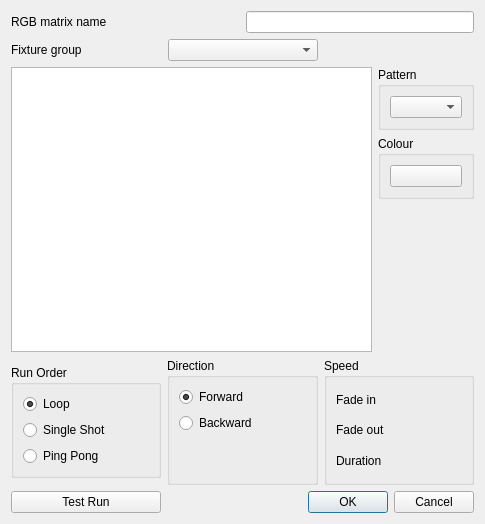
Above: trunk/ui/src/rgbmatrixeditor.ui from Bondzio/qlc before the change. Below: the same form after it.
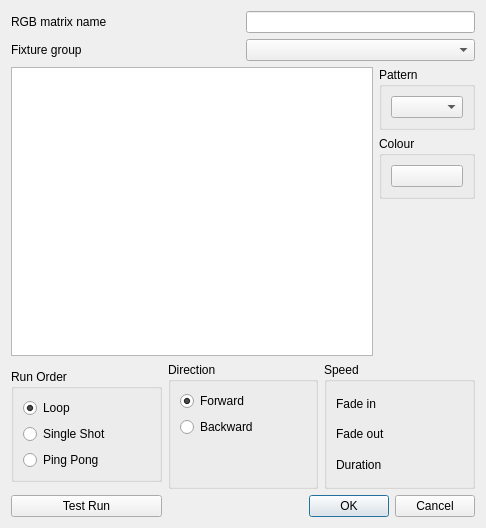
That is the form after the change.

Commit message: Fixed RGB matrix editor layout & spin boxes

Patch:
```diff
--- a/trunk/ui/src/rgbmatrixeditor.ui
+++ b/trunk/ui/src/rgbmatrixeditor.ui
@@ -6,8 +6,8 @@
    <rect>
     <x>0</x>
     <y>0</y>
-    <width>485</width>
-    <height>524</height>
+    <width>486</width>
+    <height>528</height>
    </rect>
   </property>
   <property name="windowTitle">
@@ -44,7 +44,7 @@
      </item>
     </layout>
    </item>
-   <item row="1" column="0" colspan="2">
+   <item row="1" column="0" colspan="3">
     <layout class="QHBoxLayout" name="horizontalLayout_4">
      <item>
       <widget class="QLabel" name="m_fixtureGroupLabel">
```
The commit also changes 1 other file.
